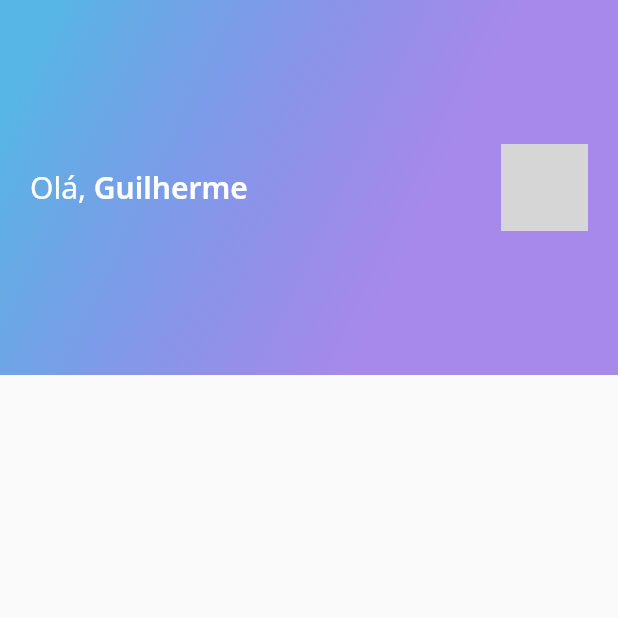
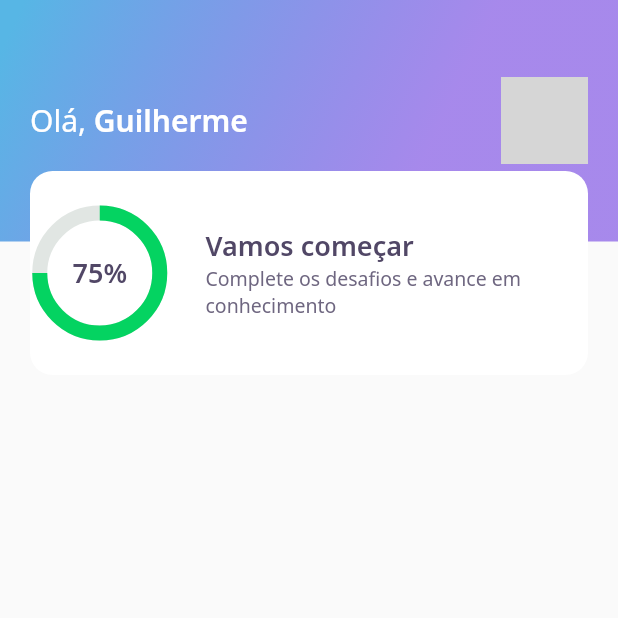
Before and after one commit to guilhermesandi/devquiz, a Flutter app: the screen it shows after launch, on a phone screen of 412 x 824 dp, the top half of it. Run offline on Flutter 3.47's test engine with Material 2 defaults, Android fonts, the phone set to English and light mode, and no system bars; our stand-ins replace google_fonts; network calls fail; grey boxes are pictures that could not be loaded.

Commit message:
Finish AppBar

```diff
--- a/lib/home/widgets/appbar/app_bar_widget.dart
+++ b/lib/home/widgets/appbar/app_bar_widget.dart
@@ -1,4 +1,5 @@
 import 'package:DevQuiz/core/core.dart';
+import 'package:DevQuiz/home/widgets/score_card/score_card_widget.dart';
 import 'package:flutter/material.dart';
 
 class AppBarWidget extends PreferredSize {
@@ -7,9 +8,13 @@ class AppBarWidget extends PreferredSize {
             preferredSize: Size.fromHeight(250),
             child: Container(
               height: 250,
+              child: Stack(
+                children: [
+                  Container(
+                    height: 161,
+                    padding: const EdgeInsets.symmetric(horizontal: 20),
+                    width: double.maxFinite,
                     decoration: BoxDecoration(gradient: AppGradients.linear),
-              child: Padding(
-                padding: const EdgeInsets.symmetric(horizontal: 20),
                     child: Row(
                       mainAxisAlignment: MainAxisAlignment.spaceBetween,
                       children: [
@@ -34,5 +39,9 @@ class AppBarWidget extends PreferredSize {
                       ],
                     ),
                   ),
+                  Align(
+                      alignment: Alignment(0.0, 1.0), child: ScoreCardWidget())
+                ],
+              ),
             ));
 }
--- /dev/null
+++ b/lib/home/widgets/chart/chart_widget.dart
@@ -0,0 +1,37 @@
+import 'package:DevQuiz/core/app_colors.dart';
+import 'package:DevQuiz/core/app_text_styles.dart';
+import 'package:flutter/material.dart';
+
+class ChartWidget extends StatelessWidget {
+  const ChartWidget({Key? key}) : super(key: key);
+
+  @override
+  Widget build(BuildContext context) {
+    return Container(
+      height: 80,
+      width: 80,
+      child: Stack(
+        children: [
+          Center(
+            child: Container(
+              height: 80,
+              width: 80,
+              child: CircularProgressIndicator(
+                strokeWidth: 10,
+                value: .75,
+                backgroundColor: AppColors.chartSecondary,
+                valueColor:
+                    AlwaysStoppedAnimation<Color>(AppColors.chartPrimary),
+              ),
+            ),
+          ),
+          Center(
+              child: Text(
+            "75%",
+            style: AppTextStyles.heading,
+          ))
+        ],
+      ),
+    );
+  }
+}
--- /dev/null
+++ b/lib/home/widgets/score_card/score_card_widget.dart
@@ -0,0 +1,49 @@
+import 'package:DevQuiz/core/app_colors.dart';
+import 'package:DevQuiz/core/app_text_styles.dart';
+import 'package:DevQuiz/home/widgets/chart/chart_widget.dart';
+import 'package:flutter/material.dart';
+
+class ScoreCardWidget extends StatelessWidget {
+  const ScoreCardWidget({Key? key}) : super(key: key);
+
+  @override
+  Widget build(BuildContext context) {
+    return Padding(
+      padding: const EdgeInsets.only(left: 20, right: 20),
+      child: Container(
+        height: 136,
+        decoration: BoxDecoration(
+            color: AppColors.white, borderRadius: BorderRadius.circular(15)),
+        child: Row(
+          crossAxisAlignment: CrossAxisAlignment.center,
+          children: [
+            Expanded(
+              flex: 1,
+              child: ChartWidget(),
+            ),
+            Expanded(
+              flex: 3,
+              child: Padding(
+                padding: const EdgeInsets.only(left: 24),
+                child: Column(
+                  mainAxisAlignment: MainAxisAlignment.center,
+                  crossAxisAlignment: CrossAxisAlignment.start,
+                  children: [
+                    Text(
+                      "Vamos começar",
+                      style: AppTextStyles.heading,
+                    ),
+                    Text(
+                      "Complete os desafios e avance em conhecimento",
+                      style: AppTextStyles.body,
+                    ),
+                  ],
+                ),
+              ),
+            )
+          ],
+        ),
+      ),
+    );
+  }
+}
```
Lines whose indentation alone changed are shown as unchanged.
